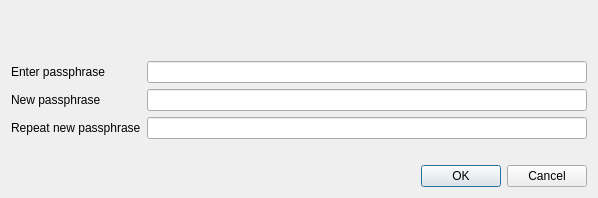
First picture: the form in src/qt/forms/askpassphrasedialog.ui, repository MFrcoin/MFCoin, before the edit.
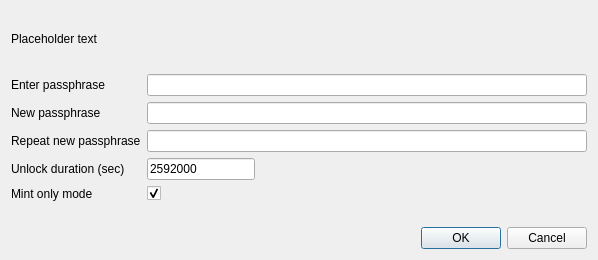
Second picture: the form after the edit.

```diff
--- a/src/qt/forms/askpassphrasedialog.ui
+++ b/src/qt/forms/askpassphrasedialog.ui
@@ -7,7 +7,7 @@
     <x>0</x>
     <y>0</y>
     <width>598</width>
-    <height>198</height>
+    <height>260</height>
    </rect>
   </property>
   <property name="sizePolicy">
@@ -26,8 +26,14 @@
    <string>Passphrase Dialog</string>
   </property>
   <layout class="QVBoxLayout" name="verticalLayout">
+   <property name="sizeConstraint">
+    <enum>QLayout::SetMinimumSize</enum>
+   </property>
    <item>
     <widget class="QLabel" name="warningLabel">
+     <property name="text">
+      <string notr="true">Placeholder text</string>
+     </property>
      <property name="textFormat">
       <enum>Qt::RichText</enum>
      </property>
@@ -38,6 +44,9 @@
    </item>
    <item>
     <layout class="QFormLayout" name="formLayout">
+     <property name="sizeConstraint">
+      <enum>QLayout::SetMinimumSize</enum>
+     </property>
      <property name="fieldGrowthPolicy">
       <enum>QFormLayout::AllNonFixedFieldsGrow</enum>
      </property>
@@ -83,7 +92,44 @@
        </property>
       </widget>
      </item>
+     <item row="3" column="0">
+      <widget class="QLabel" name="passLabelDuration">
+       <property name="text">
+        <string>Unlock duration (sec)</string>
+       </property>
+      </widget>
+     </item>
      <item row="3" column="1">
+      <widget class="QLineEdit" name="passEditDuration">
+       <property name="sizePolicy">
+        <sizepolicy hsizetype="Maximum" vsizetype="Fixed">
+         <horstretch>0</horstretch>
+         <verstretch>0</verstretch>
+        </sizepolicy>
+       </property>
+       <property name="text">
+        <string>2592000</string>
+       </property>
+      </widget>
+     </item>
+     <item row="4" column="0">
+      <widget class="QLabel" name="passLabelMintOnly">
+       <property name="text">
+        <string>Mint only mode</string>
+       </property>
+      </widget>
+     </item>
+     <item row="4" column="1">
+      <widget class="QCheckBox" name="passCheckBoxMintOnly">
+       <property name="text">
+        <string/>
+       </property>
+       <property name="checked">
+        <bool>true</bool>
+       </property>
+      </widget>
+     </item>
+     <item row="5" column="0">
       <widget class="QLabel" name="capsLabel">
        <property name="font">
         <font>
```
